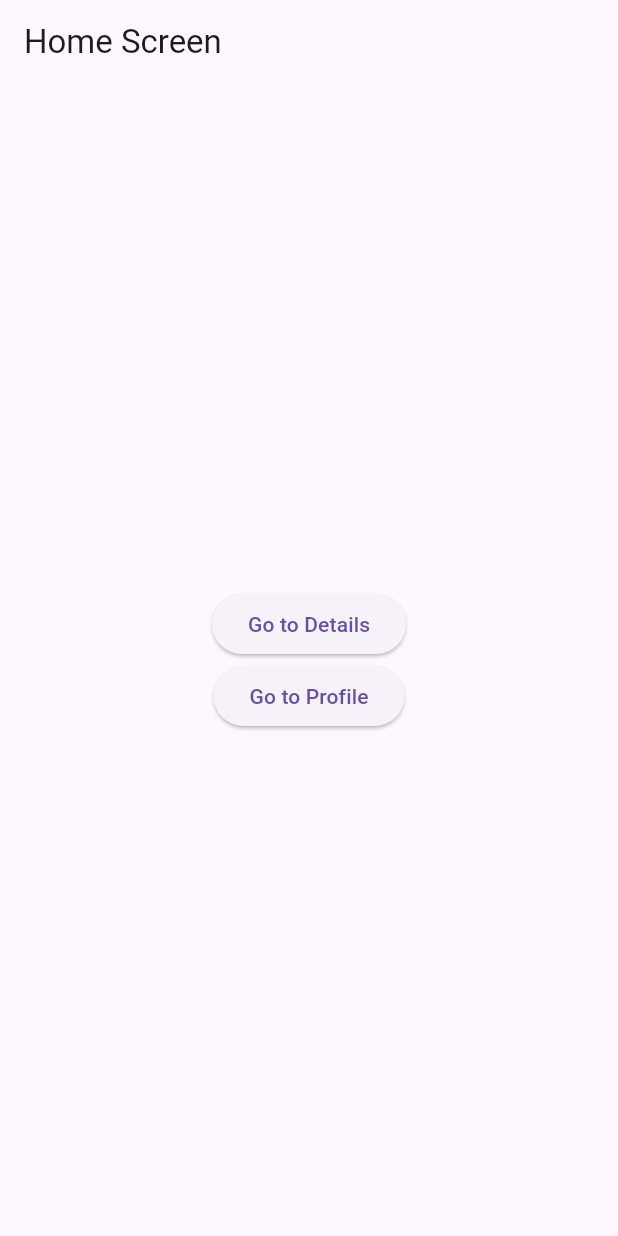
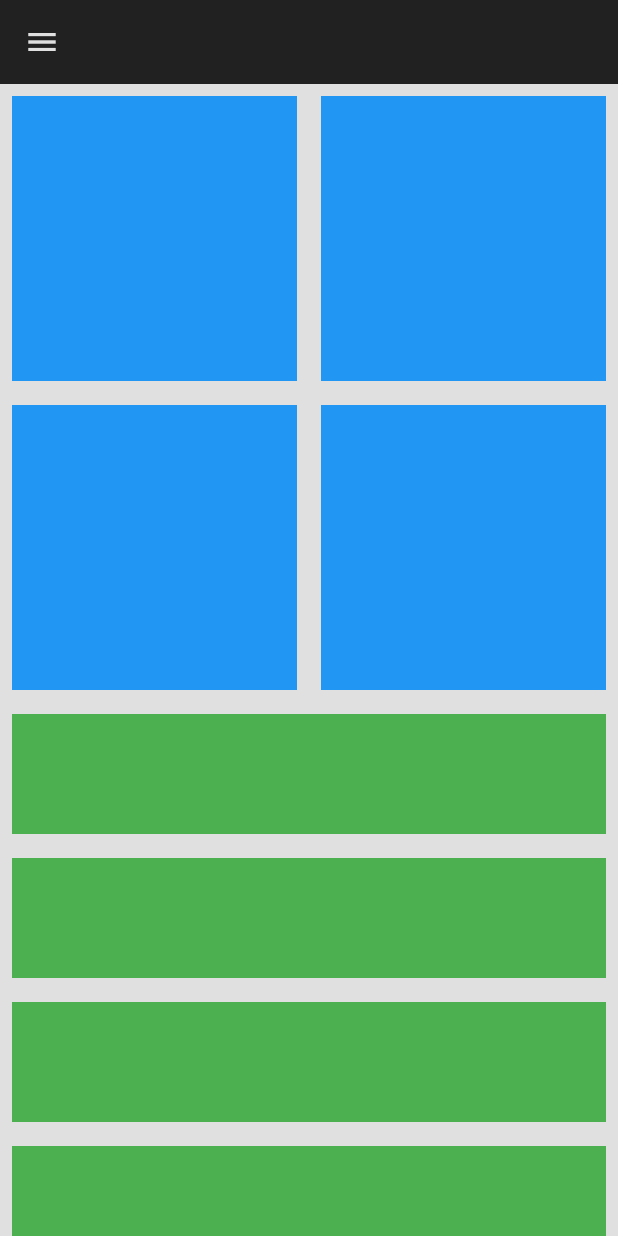
Before and after one commit to OurLokman/flutter_practice_widgets, a Flutter app: the screen it shows after launch, on a phone screen of 412 x 824 dp. Run offline on Flutter 3.47's test engine with Material 3 defaults, Android fonts, the phone set to English and light mode, and no system bars.

Commit message:
responsive design

```diff
--- a/lib/main.dart
+++ b/lib/main.dart
@@ -1,112 +1,25 @@
 import 'package:flutter/material.dart';
+import 'package:flutter_practice_widgets/responsive/desktop_scaffold.dart';
+import 'package:flutter_practice_widgets/responsive/mobile_scaffold.dart';
+import 'package:flutter_practice_widgets/responsive/responsive_layout.dart';
+import 'package:flutter_practice_widgets/responsive/tablet_scaffold.dart';
 
 void main() {
   runApp(MyApp());
 }
 
-class MyApp extends StatefulWidget {
-  @override
-  State<MyApp> createState() => _MyAppState();
-}
+class MyApp extends StatelessWidget {
+  const MyApp({super.key});
 
-class _MyAppState extends State<MyApp> {
   @override
   Widget build(BuildContext context) {
     return MaterialApp(
-      home: HomeScreen(),
-    );
-  }
-}
-
-// Home Screen
-class HomeScreen extends StatelessWidget {
-  @override
-  Widget build(BuildContext context) {
-    return Scaffold(
-      appBar: AppBar(
-        title: Text('Home Screen'),
-      ),
-      body: Center(
-        child: Column(
-          mainAxisAlignment: MainAxisAlignment.center,
-          children: [
-            ElevatedButton(
-              onPressed: () {
-                // Navigate to Details Screen
-                Navigator.push(
-                  context,
-                  MaterialPageRoute(builder: (context) => DetailsScreen()),
-                );
-              },
-              child: Text('Go to Details'),
-            ),
-            ElevatedButton(
-              onPressed: () {
-                // Navigate to Profile Screen
-                Navigator.push(
-                  context,
-                  MaterialPageRoute(builder: (context) => ProfileScreen()),
-                );
-              },
-              child: Text('Go to Profile'),
-            ),
-          ],
-        ),
+      debugShowCheckedModeBanner: false,
+      home: ResponsiveLayout(
+        mobileScaffold: MobileScaffold(),
+        tabletScaffold: TabletScaffold(),
+        desktopScaffold: DesktopScaffold(),
       ),
     );
   }
 }
-
-// Details Screen
-class DetailsScreen extends StatelessWidget {
-  @override
-  Widget build(BuildContext context) {
-    return Scaffold(
-      appBar: AppBar(
-        title: Text('Details Screen'),
-      ),
-      body: Center(
-        child: Column(
-          mainAxisAlignment: MainAxisAlignment.center,
-          children: [
-            Text('This is the Details Screen'),
-            ElevatedButton(
-              onPressed: () {
-                // Return to the Home Screen (pop the current screen)
-                Navigator.pop(context);
-              },
-              child: Text('Back to Home'),
-            ),
-          ],
-        ),
-      ),
-    );
-  }
-}
-
-// Profile Screen
-class ProfileScreen extends StatelessWidget {
-  @override
-  Widget build(BuildContext context) {
-    return Scaffold(
-      appBar: AppBar(
-        title: Text('Profile Screen'),
-      ),
-      body: Center(
-        child: Column(
-          mainAxisAlignment: MainAxisAlignment.center,
-          children: [
-            Text('This is the Profile Screen'),
-            ElevatedButton(
-              onPressed: () {
-                // Return to the Home Screen (pop the current screen)
-                Navigator.pop(context);
-              },
-              child: Text('Back to Home'),
-            ),
-          ],
-        ),
-      ),
-    );
-  }
-}
--- /dev/null
+++ b/lib/responsive/contants.dart
@@ -0,0 +1,35 @@
+import 'package:flutter/material.dart';
+
+var myAppBar = AppBar(
+  backgroundColor: Colors.grey[900],
+  iconTheme: IconThemeData(color: Colors.grey[300]),
+);
+
+var myDefaultBackground = Colors.grey[300];
+
+var myDrawer = Drawer(
+  backgroundColor: Colors.grey[300],
+  child: Column(
+    children: [
+      DrawerHeader(
+        child: Icon(Icons.favorite),
+      ),
+      ListTile(
+        leading: Icon(Icons.home),
+        title: Text('Deshboard'),
+      ),
+      ListTile(
+        leading: Icon(Icons.chat),
+        title: Text('Message'),
+      ),
+      ListTile(
+        leading: Icon(Icons.settings),
+        title: Text('Settings'),
+      ),
+      ListTile(
+        leading: Icon(Icons.logout),
+        title: Text('Logout'),
+      ),
+    ],
+  ),
+);
--- /dev/null
+++ b/lib/responsive/mobile_scaffold.dart
@@ -0,0 +1,43 @@
+import 'package:flutter/material.dart';
+import 'package:flutter_practice_widgets/responsive/contants.dart';
+import 'package:flutter_practice_widgets/util/my_box.dart';
+import 'package:flutter_practice_widgets/util/my_tiles.dart';
+
+class MobileScaffold extends StatelessWidget {
+  const MobileScaffold({super.key});
+
+  @override
+  Widget build(BuildContext context) {
+    return Scaffold(
+      appBar: myAppBar,
+      backgroundColor: myDefaultBackground,
+      drawer: myDrawer,
+      body: Column(
+        children: [
+          AspectRatio(
+            aspectRatio: 1,
+            child: SizedBox(
+              width: double.infinity,
+              child: GridView.builder(
+                itemCount: 4,
+                gridDelegate: SliverGridDelegateWithFixedCrossAxisCount(
+                    crossAxisCount: 2),
+                itemBuilder: (context, index) {
+                  return MyBox();
+                },
+              ),
+            ),
+          ),
+          Expanded(
+            child: ListView.builder(
+              itemCount: 5,
+              itemBuilder: (context, index) {
+                return MyTiles();
+              },
+            ),
+          ),
+        ],
+      ),
+    );
+  }
+}
--- /dev/null
+++ b/lib/responsive/responsive_layout.dart
@@ -0,0 +1,28 @@
+import 'package:flutter/material.dart';
+
+class ResponsiveLayout extends StatelessWidget {
+  const ResponsiveLayout(
+      {super.key,
+      required this.mobileScaffold,
+      required this.tabletScaffold,
+      required this.desktopScaffold});
+
+  final Widget mobileScaffold;
+  final Widget tabletScaffold;
+  final Widget desktopScaffold;
+
+  @override
+  Widget build(BuildContext context) {
+    return LayoutBuilder(
+      builder: (context, constraints) {
+        if (constraints.maxWidth < 500) {
+          return mobileScaffold;
+        } else if(constraints.maxWidth<1100){
+          return tabletScaffold;
+        } else{
+          return desktopScaffold;
+        }
+      },
+    );
+  }
+}
--- /dev/null
+++ b/lib/util/my_box.dart
@@ -0,0 +1,15 @@
+import 'package:flutter/material.dart';
+
+class MyBox extends StatelessWidget {
+  const MyBox({super.key});
+
+  @override
+  Widget build(BuildContext context) {
+    return Padding(
+      padding: const EdgeInsets.all(8.0),
+      child: Container(
+        color: Colors.blue,
+      ),
+    );
+  }
+}
--- /dev/null
+++ b/lib/util/my_tiles.dart
@@ -0,0 +1,16 @@
+import 'package:flutter/material.dart';
+
+class MyTiles extends StatelessWidget {
+  const MyTiles({super.key});
+
+  @override
+  Widget build(BuildContext context) {
+    return Padding(
+      padding: const EdgeInsets.all(8.0),
+      child: Container(
+        color: Colors.green,
+        height: 80,
+      ),
+    );
+  }
+}
```
Also changed, not shown: lib/responsive/desktop_scaffold.dart (added, +55 -0 lines), lib/responsive/tablet_scaffold.dart (added, +43 -0 lines).
